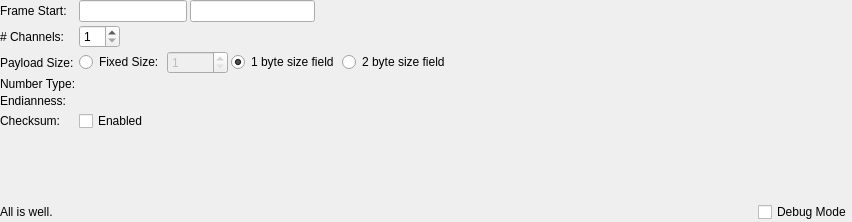
bioliberty/serialplot, file src/complexframedreadersettings.ui: the form before one commit.
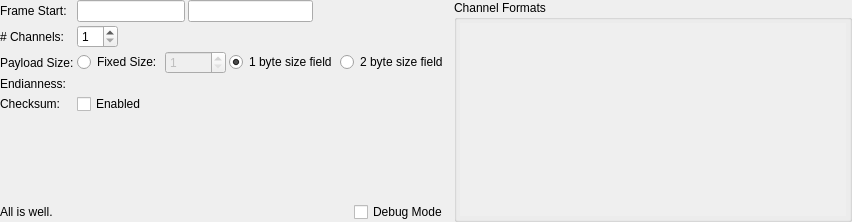
The form after the commit. Custom widgets are drawn as their Qt base class.

Commit message: added ui/settings for multiple 'type' data

```diff
--- a/src/complexframedreadersettings.ui
+++ b/src/complexframedreadersettings.ui
@@ -13,27 +13,39 @@
   <property name="windowTitle">
    <string>Form</string>
   </property>
+  <layout class="QHBoxLayout" name="horizontalLayout_main">
+   <property name="spacing">
+    <number>6</number>
+   </property>
+   <property name="leftMargin">
+    <number>0</number>
+   </property>
+   <property name="topMargin">
+    <number>0</number>
+   </property>
+   <property name="rightMargin">
+    <number>0</number>
+   </property>
+   <property name="bottomMargin">
+    <number>0</number>
+   </property>
+   <item>
   <layout class="QVBoxLayout" name="verticalLayout">
    <property name="spacing">
     <number>3</number>
    </property>
-   <property name="leftMargin">
-    <number>0</number>
-   </property>
-   <property name="topMargin">
-    <number>0</number>
-   </property>
-   <property name="rightMargin">
-    <number>0</number>
-   </property>
-   <property name="bottomMargin">
-    <number>0</number>
-   </property>
    <item>
     <layout class="QFormLayout" name="formLayout">
      <property name="fieldGrowthPolicy">
       <enum>QFormLayout::FieldsStayAtSizeHint</enum>
      </property>
+       <item row="0" column="0">
+        <widget class="QLabel" name="label">
+         <property name="text">
+          <string>Frame Start:</string>
+         </property>
+        </widget>
+       </item>
      <item row="0" column="1">
       <layout class="QHBoxLayout" name="horizontalLayout_syncword">
        <item>
@@ -147,26 +159,6 @@
       </layout>
      </item>
      <item row="3" column="0">
-      <widget class="QLabel" name="label_4">
-       <property name="toolTip">
-        <string/>
-       </property>
-       <property name="text">
-        <string>Number Type:</string>
-       </property>
-      </widget>
-     </item>
-     <item row="3" column="1">
-      <widget class="NumberFormatBox" name="nfBox" native="true">
-       <property name="sizePolicy">
-        <sizepolicy hsizetype="Preferred" vsizetype="Preferred">
-         <horstretch>0</horstretch>
-         <verstretch>0</verstretch>
-        </sizepolicy>
-       </property>
-      </widget>
-     </item>
-     <item row="4" column="0">
       <widget class="QLabel" name="label_5">
        <property name="toolTip">
         <string>Byte Order</string>
@@ -176,17 +168,17 @@
        </property>
       </widget>
      </item>
-     <item row="4" column="1">
+       <item row="3" column="1">
       <widget class="EndiannessBox" name="endiBox" native="true"/>
      </item>
-     <item row="5" column="0">
+       <item row="4" column="0">
       <widget class="QLabel" name="label_6">
        <property name="text">
         <string>Checksum:</string>
        </property>
       </widget>
      </item>
-     <item row="5" column="1">
+       <item row="4" column="1">
       <widget class="QCheckBox" name="cbChecksum">
        <property name="toolTip">
         <string>Last byte of the frame is checksum.</string>
@@ -196,13 +188,6 @@
        </property>
       </widget>
      </item>
-     <item row="0" column="0">
-      <widget class="QLabel" name="label">
-       <property name="text">
-        <string>Frame Start:</string>
-       </property>
-      </widget>
-     </item>
     </layout>
    </item>
    <item>
@@ -244,6 +229,72 @@
       </widget>
      </item>
     </layout>
+     </item>
+    </layout>
+   </item>
+   <item>
+    <widget class="QGroupBox" name="groupBoxFormats">
+     <property name="sizePolicy">
+      <sizepolicy hsizetype="Expanding" vsizetype="Preferred">
+       <horstretch>1</horstretch>
+       <verstretch>0</verstretch>
+      </sizepolicy>
+     </property>
+     <property name="title">
+      <string>Channel Formats</string>
+     </property>
+     <layout class="QVBoxLayout" name="verticalLayout_2">
+      <property name="spacing">
+       <number>0</number>
+      </property>
+      <property name="leftMargin">
+       <number>3</number>
+      </property>
+      <property name="topMargin">
+       <number>3</number>
+      </property>
+      <property name="rightMargin">
+       <number>3</number>
+      </property>
+      <property name="bottomMargin">
+       <number>3</number>
+      </property>
+      <item>
+       <widget class="QScrollArea" name="scrollAreaFormats">
+        <property name="frameShape">
+         <enum>QFrame::NoFrame</enum>
+        </property>
+        <property name="widgetResizable">
+         <bool>true</bool>
+        </property>
+        <widget class="QWidget" name="scrollAreaWidgetContents">
+         <property name="geometry">
+          <rect>
+           <x>0</x>
+           <y>0</y>
+           <width>100</width>
+           <height>100</height>
+          </rect>
+         </property>
+         <layout class="QVBoxLayout" name="formatsLayout">
+          <property name="leftMargin">
+           <number>0</number>
+          </property>
+          <property name="topMargin">
+           <number>0</number>
+          </property>
+          <property name="rightMargin">
+           <number>0</number>
+          </property>
+          <property name="bottomMargin">
+           <number>0</number>
+          </property>
+         </layout>
+        </widget>
+       </widget>
+      </item>
+     </layout>
+    </widget>
    </item>
   </layout>
  </widget>
```
Lines whose indentation alone changed are shown as unchanged. The commit also changes 2 other files.
